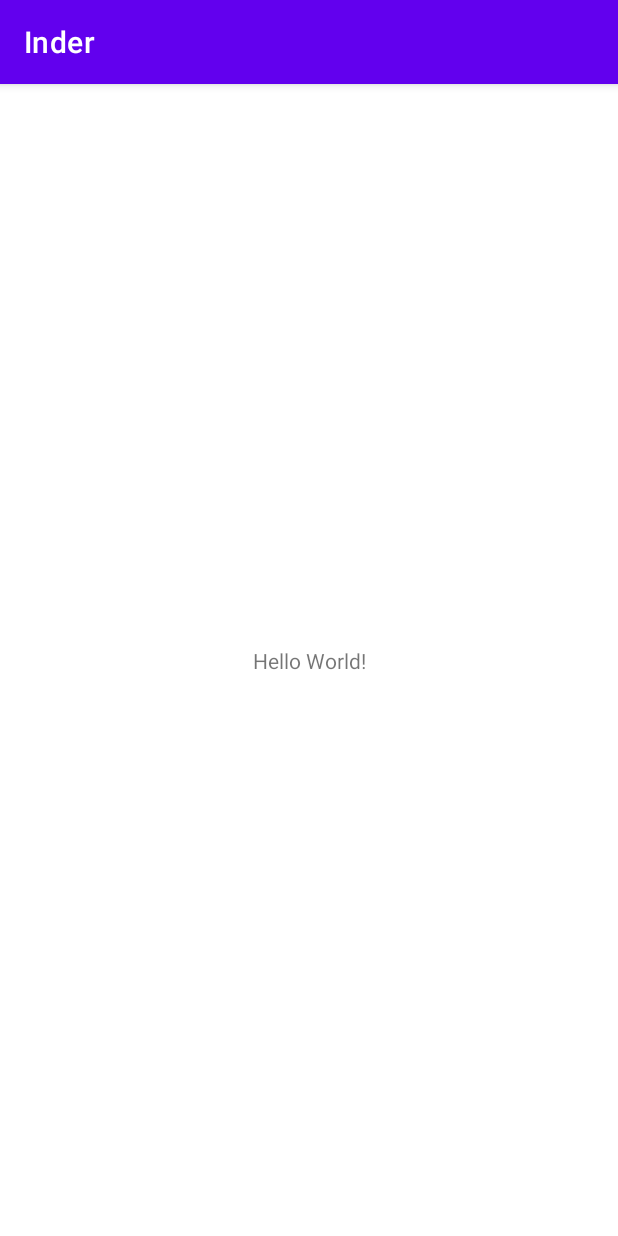
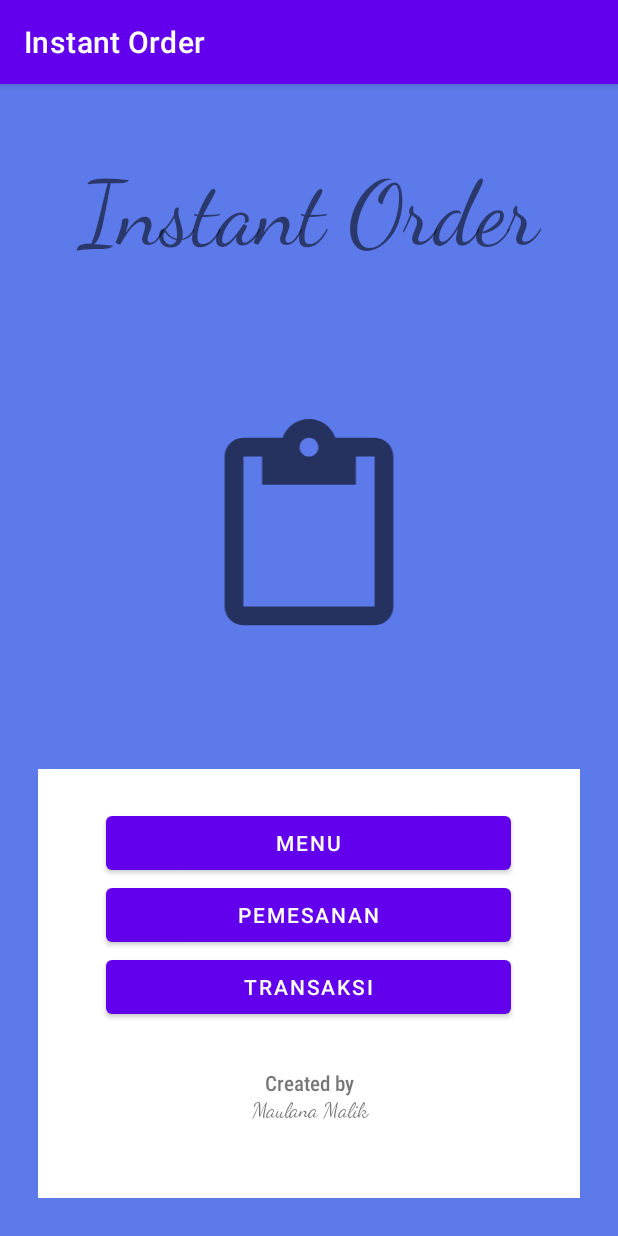
Before and after one commit to Laanaa/SetupProject, an Android app: the screen it shows after launch (MainActivity), on a phone screen of 412 x 824 dp. Run offline under Robolectric (Android 15) with nearby library versions, the phone set to English and light mode, and no system bars.

Commit message:
Add Main Activity Layout

```diff
--- a/app/src/main/res/layout/activity_main.xml
+++ b/app/src/main/res/layout/activity_main.xml
@@ -4,15 +4,94 @@
     xmlns:tools="http://schemas.android.com/tools"
     android:layout_width="match_parent"
     android:layout_height="match_parent"
+    android:background="@color/blue"
+    android:orientation="vertical"
     tools:context=".MainActivity">
 
-    <TextView
-        android:layout_width="wrap_content"
-        android:layout_height="wrap_content"
-        android:text="Hello World!"
-        app:layout_constraintBottom_toBottomOf="parent"
-        app:layout_constraintLeft_toLeftOf="parent"
-        app:layout_constraintRight_toRightOf="parent"
-        app:layout_constraintTop_toTopOf="parent" />
+    <LinearLayout
+        android:layout_width="match_parent"
+        android:layout_height="match_parent"
+        android:orientation="vertical">
+
+        <LinearLayout
+            android:layout_width="match_parent"
+            android:layout_height="812dp"
+            android:layout_margin="25dp"
+            android:layout_weight="1"
+            android:background="@color/blue"
+            android:orientation="vertical"
+            android:outlineProvider="background">
+
+            <TextView
+                android:id="@+id/textView"
+                android:layout_width="match_parent"
+                android:layout_height="wrap_content"
+                android:layout_marginLeft="25dp"
+                android:layout_marginTop="25dp"
+                android:layout_marginRight="25dp"
+                android:layout_marginBottom="100dp"
+                android:fontFamily="cursive"
+                android:text="@string/app_name"
+                android:textAlignment="center"
+                android:textSize="60sp" />
+
+            <ImageView
+                android:id="@+id/imageView"
+                android:layout_width="match_parent"
+                android:layout_height="150dp"
+                app:srcCompat="?attr/actionModePasteDrawable" />
+
+        </LinearLayout>
+
+        <LinearLayout
+            android:layout_width="match_parent"
+            android:layout_height="match_parent"
+            android:layout_margin="25dp"
+            android:layout_weight="1"
+            android:background="@color/white"
+            android:orientation="vertical">
+
+            <Button
+                android:id="@+id/button10"
+                android:layout_width="270dp"
+                android:layout_height="wrap_content"
+                android:layout_gravity="center"
+                android:layout_marginTop="25dp"
+                android:text="Menu" />
+
+            <Button
+                android:id="@+id/button13"
+                android:layout_width="270dp"
+                android:layout_height="wrap_content"
+                android:layout_gravity="center"
+                android:text="Pemesanan" />
+
+            <Button
+                android:id="@+id/button12"
+                android:layout_width="270dp"
+                android:layout_height="wrap_content"
+                android:layout_gravity="center"
+                android:text="Transaksi" />
+
+            <TextView
+                android:id="@+id/textView5"
+                android:layout_width="match_parent"
+                android:layout_height="wrap_content"
+                android:layout_marginTop="30dp"
+                android:fontFamily="sans-serif-condensed-medium"
+                android:text="Created by"
+                android:textAlignment="center" />
+
+            <TextView
+                android:id="@+id/textView6"
+                android:layout_width="match_parent"
+                android:layout_height="wrap_content"
+                android:fontFamily="cursive"
+                android:text="Maulana Malik"
+                android:textAlignment="center" />
+
+        </LinearLayout>
+
+    </LinearLayout>
 
 </androidx.constraintlayout.widget.ConstraintLayout>
--- a/app/src/main/res/values/colors.xml
+++ b/app/src/main/res/values/colors.xml
@@ -3,8 +3,15 @@
     <color name="purple_200">#FFBB86FC</color>
     <color name="purple_500">#FF6200EE</color>
     <color name="purple_700">#FF3700B3</color>
+    <color name="defaultColor">#3DB2FF</color>
+    <color name="blue">#5C7AEA</color>
     <color name="teal_200">#FF03DAC5</color>
     <color name="teal_700">#FF018786</color>
     <color name="black">#FF000000</color>
     <color name="white">#FFFFFFFF</color>
+    <color name="viewBgColor">#00BFFF</color>
+    <color name="textColor">#000000</color>
+    <color name="etBgColor">#CCCCCC</color>
+    <color name="btnColor">#FFA500</color>
+    <color name="spBgColor">#FFFFFF</color>
 </resources>
--- a/app/src/main/res/values/strings.xml
+++ b/app/src/main/res/values/strings.xml
@@ -1,3 +1,8 @@
 <resources>
-    <string name="app_name">Inder</string>
+    <string name="app_name">Instant Order</string>
+    <string name="welcome">Selamat datang di aplikasi Instant Order</string>
+    <string name="app_shortname">Inder</string>
+    <string name="menu">Menu</string>
+    <string name="food">Makanan</string>
+    <string name="drink">Minuman</string>
 </resources>
```
